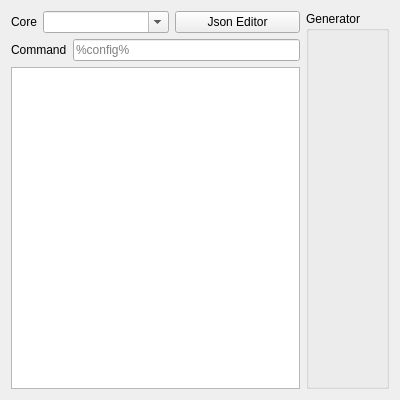
Above: ui/edit/edit_custom.ui from MatsuriDayo/nekoray before the change. Below: the same form after it.
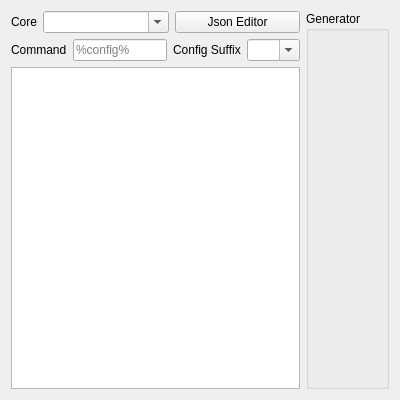
That is the form after the change.

Commit message: feat: custom config suffix

What changed in the file:
```diff
--- a/ui/edit/edit_custom.ui
+++ b/ui/edit/edit_custom.ui
@@ -63,6 +63,30 @@
          </property>
         </widget>
        </item>
+       <item>
+        <widget class="QLabel" name="config_suffix_l">
+         <property name="text">
+          <string>Config Suffix</string>
+         </property>
+        </widget>
+       </item>
+       <item>
+        <widget class="QComboBox" name="config_suffix">
+         <property name="editable">
+          <bool>true</bool>
+         </property>
+         <item>
+          <property name="text">
+           <string notr="true"/>
+          </property>
+         </item>
+         <item>
+          <property name="text">
+           <string notr="true">json</string>
+          </property>
+         </item>
+        </widget>
+       </item>
       </layout>
      </item>
      <item>
```
The commit also changes 4 other files.
